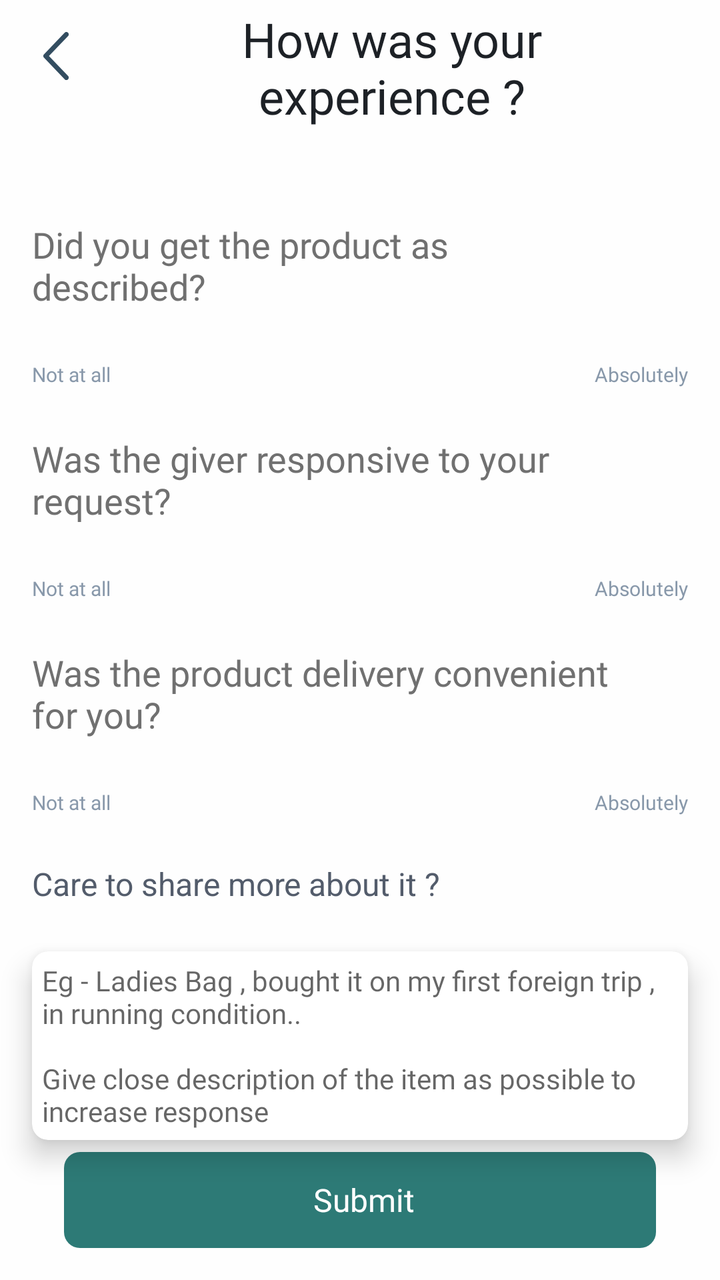
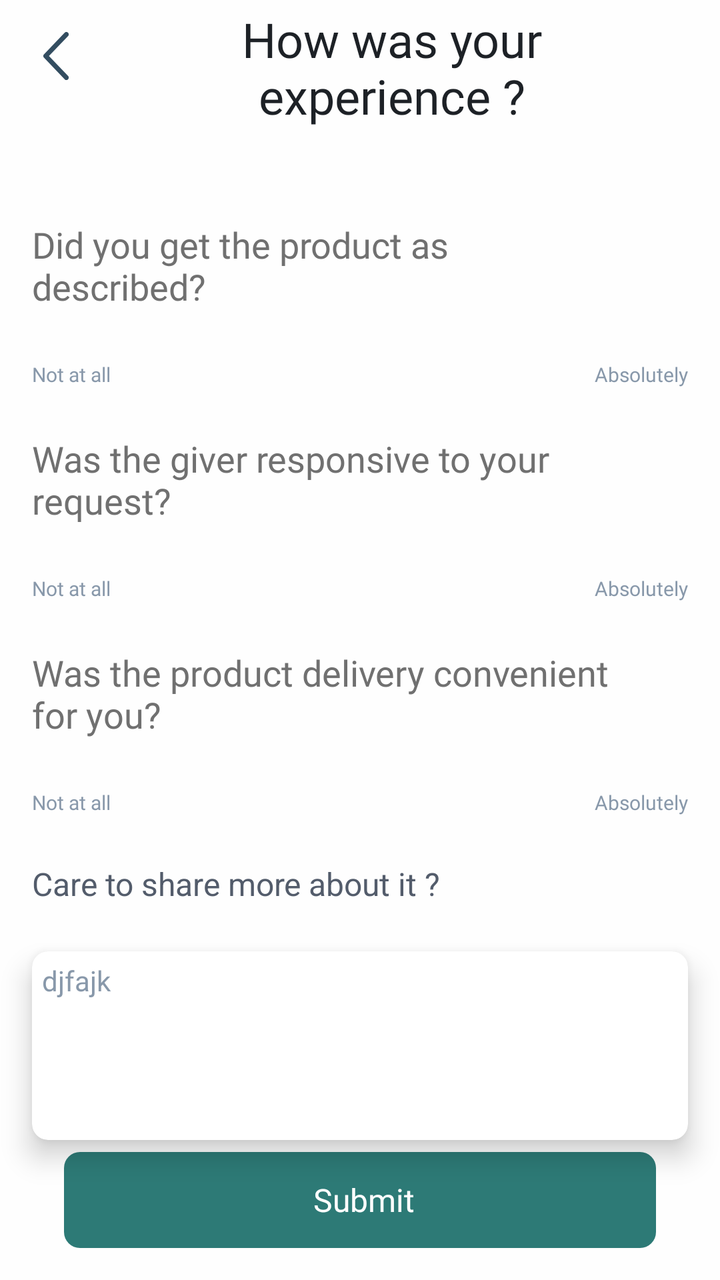

Two renders of the same Android screen: before a commit and after it. Below are the layout's source before the change and the commit's diff.
<!-- AndroidManifest.xml: activity theme Theme.AbraaKaDabraa.NoActionBar -->
<!-- res/layout/activity_feedback.xml -->
<?xml version="1.0" encoding="utf-8"?>
<androidx.constraintlayout.widget.ConstraintLayout
    xmlns:android="http://schemas.android.com/apk/res/android"
    xmlns:app="http://schemas.android.com/apk/res-auto"
    xmlns:tools="http://schemas.android.com/tools"
    android:layout_width="match_parent"
    android:layout_height="match_parent"
    android:background="#FEFEFE"
    tools:context=".activities.newflow.ui.FeedbackActivity">

    <ImageView
        android:id="@+id/imageView18"
        android:layout_width="24dp"
        android:layout_height="24dp"
        android:layout_marginStart="16dp"
        android:layout_marginTop="16dp"
        app:layout_constraintStart_toStartOf="parent"
        app:layout_constraintTop_toTopOf="parent"
        app:srcCompat="@drawable/ic_back_arrow" />

    <TextView
        android:id="@+id/textView82"
        android:layout_width="0dp"
        android:layout_height="wrap_content"
        android:layout_marginStart="16dp"
        android:layout_marginTop="11dp"
        android:layout_marginEnd="24dp"
        android:fontFamily="@font/montserrat_bold"
        android:gravity="center"
        android:text="How was your experience ?"
        android:textColor="#1D2126"
        android:textSize="24sp"
        app:layout_constraintBottom_toBottomOf="@+id/imageView18"
        app:layout_constraintEnd_toEndOf="parent"
        app:layout_constraintStart_toEndOf="@+id/imageView18"
        app:layout_constraintTop_toTopOf="@+id/imageView18" />

    <LinearLayout
        android:id="@+id/linearLayout3"
        android:layout_width="match_parent"
        android:layout_height="wrap_content"
        android:layout_marginTop="23dp"
        android:orientation="vertical"
        app:layout_constraintEnd_toEndOf="parent"
        app:layout_constraintStart_toStartOf="parent"
        app:layout_constraintTop_toBottomOf="@+id/textView82">

        <TextView
            android:id="@+id/headingOne"
            android:layout_width="match_parent"
            android:layout_height="wrap_content"
            android:layout_marginStart="16dp"
            android:layout_marginTop="23dp"
            android:layout_marginEnd="16dp"
            android:fontFamily="@font/montserrat_regular"
            android:text="Did you get the product as \ndescribed?\n"
            android:textColor="@color/hyper_link_text_color"
            android:textSize="18sp"
            app:layout_constraintEnd_toEndOf="parent"
            app:layout_constraintStart_toStartOf="parent"
            app:layout_constraintTop_toBottomOf="@+id/textView82" />

        <com.oss.abraakadabraaapp.activities.newflow.customeview.IndicatorSeekBar
            android:id="@+id/seekbar"
            android:layout_width="match_parent"
            android:layout_height="0dp"
            app:isb_progress="30"
            app:isb_show_indicator="rectangle"
            app:isb_show_tick_marks_type="divider"
            app:isb_thumb_color="#FBFDFC"
            app:isb_thumb_size="20dp"
            app:isb_tick_marks_color="#FFFFFFFF"
            app:isb_ticks_count="6"
            app:isb_track_background_color="@color/isb_selector_tick_marks_color"
            app:isb_track_background_size="10dp"
            app:isb_track_progress_color="@color/isb_selector_tick_marks_color"
            app:isb_track_progress_size="10dp" />

        <LinearLayout
            android:layout_width="match_parent"
            android:layout_height="wrap_content"
            android:layout_marginTop="4dp"
            android:orientation="horizontal">

            <TextView
                android:layout_width="0dp"
                android:layout_height="wrap_content"
                android:layout_marginStart="@dimen/dp_16"
                android:layout_weight="1"
                android:fontFamily="@font/montserrat_regular"
                android:text="Not at all"
                android:textColor="#8898AA"
                android:textSize="10sp" />

            <TextView
                android:layout_width="0dp"
                android:layout_height="wrap_content"
                android:layout_marginEnd="@dimen/dp_16"
                android:layout_weight="1"
                android:fontFamily="@font/montserrat_regular"
                android:gravity="end"
                android:text="Absolutely"
                android:textColor="#8898AA"
                android:textSize="10sp" />
        </LinearLayout>
    </LinearLayout>

    <LinearLayout
        android:id="@+id/linearLayout4"
        android:layout_width="match_parent"
        android:layout_height="wrap_content"
        android:orientation="vertical"
        app:layout_constraintEnd_toEndOf="parent"
        app:layout_constraintStart_toStartOf="parent"
        app:layout_constraintTop_toBottomOf="@+id/linearLayout3">

        <TextView
            android:id="@+id/headingTwo"
            android:layout_width="match_parent"
            android:layout_height="wrap_content"
            android:layout_marginStart="16dp"
            android:layout_marginTop="23dp"
            android:layout_marginEnd="16dp"
            android:fontFamily="@font/montserrat_regular"
            android:text="Was the giver responsive to your \nrequest?\n"
            android:textColor="@color/hyper_link_text_color"
            android:textSize="18sp"
            app:layout_constraintEnd_toEndOf="parent"
            app:layout_constraintStart_toStartOf="parent"
            app:layout_constraintTop_toBottomOf="@+id/textView82" />

        <com.oss.abraakadabraaapp.activities.newflow.customeview.IndicatorSeekBar
            android:id="@+id/seekbar1"
            android:layout_width="match_parent"
            android:layout_height="0dp"
            app:isb_progress="30"
            app:isb_show_indicator="rectangle"
            app:isb_show_tick_marks_type="divider"
            app:isb_thumb_color="#FBFDFC"
            app:isb_thumb_size="20dp"
            app:isb_tick_marks_color="#FFFFFFFF"
            app:isb_ticks_count="6"
            app:isb_track_background_color="@color/isb_selector_tick_marks_color"
            app:isb_track_background_size="10dp"
            app:isb_track_progress_color="@color/isb_selector_tick_marks_color"
            app:isb_track_progress_size="10dp" />

        <LinearLayout
            android:layout_width="match_parent"
            android:layout_height="wrap_content"
            android:layout_marginTop="4dp"
            android:orientation="horizontal">

            <TextView
                android:layout_width="0dp"
                android:layout_height="wrap_content"
                android:layout_marginStart="@dimen/dp_16"
                android:layout_weight="1"
                android:fontFamily="@font/montserrat_regular"
                android:text="Not at all"
                android:textColor="#8898AA"
                android:textSize="10sp" />

            <TextView
                android:layout_width="0dp"
                android:layout_height="wrap_content"
                android:layout_marginEnd="@dimen/dp_16"
                android:layout_weight="1"
                android:fontFamily="@font/montserrat_regular"
                android:gravity="end"
                android:text="Absolutely"
                android:textColor="#8898AA"
                android:textSize="10sp" />
        </LinearLayout>
    </LinearLayout>

    <LinearLayout
        android:id="@+id/linearLayout8"
        android:layout_width="match_parent"
        android:layout_height="wrap_content"
        android:orientation="vertical"
        app:layout_constraintEnd_toEndOf="parent"
        app:layout_constraintStart_toStartOf="parent"
        app:layout_constraintTop_toBottomOf="@+id/linearLayout4">

        <TextView
            android:id="@+id/headingThree"
            android:layout_width="match_parent"
            android:layout_height="wrap_content"
            android:layout_marginStart="16dp"
            android:layout_marginTop="23dp"
            android:layout_marginEnd="16dp"
            android:fontFamily="@font/montserrat_regular"
            android:text="Was the product delivery convenient\nfor you?\n"
            android:textColor="@color/hyper_link_text_color"
            android:textSize="18sp"

            app:layout_constraintEnd_toEndOf="parent"
            app:layout_constraintStart_toStartOf="parent"
            app:layout_constraintTop_toBottomOf="@+id/textView82" />

        <com.oss.abraakadabraaapp.activities.newflow.customeview.IndicatorSeekBar
            android:id="@+id/seekbar2"
            android:layout_width="match_parent"
            android:layout_height="0dp"
            app:isb_progress="30"
            app:isb_show_indicator="rectangle"
            app:isb_show_tick_marks_type="divider"
            app:isb_thumb_color="#FBFDFC"
            app:isb_thumb_size="20dp"
            app:isb_tick_marks_color="#FFFFFFFF"
            app:isb_ticks_count="6"
            app:isb_track_background_color="@color/isb_selector_tick_marks_color"
            app:isb_track_background_size="10dp"
            app:isb_track_progress_color="@color/isb_selector_tick_marks_color"
            app:isb_track_progress_size="10dp" />

        <LinearLayout
            android:layout_width="match_parent"
            android:layout_height="wrap_content"
            android:layout_marginTop="4dp"
            android:orientation="horizontal">

            <TextView
                android:layout_width="0dp"
                android:layout_height="wrap_content"
                android:layout_marginStart="@dimen/dp_16"
                android:layout_weight="1"
                android:fontFamily="@font/montserrat_regular"
                android:text="Not at all"
                android:textColor="#8898AA"
                android:textSize="10sp" />

            <TextView
                android:layout_width="0dp"
                android:layout_height="wrap_content"
                android:layout_marginEnd="@dimen/dp_16"
                android:layout_weight="1"
                android:fontFamily="@font/montserrat_regular"
                android:gravity="end"
                android:text="Absolutely"
                android:textColor="#8898AA"
                android:textSize="10sp" />
        </LinearLayout>

    </LinearLayout>

    <androidx.cardview.widget.CardView
        android:id="@+id/cardView3"
        android:layout_width="0dp"
        android:layout_height="wrap_content"
        android:layout_marginStart="16dp"
        android:layout_marginTop="23dp"
        android:layout_marginEnd="16dp"
        app:cardCornerRadius="8dp"
        app:cardElevation="8dp"
        app:layout_constraintEnd_toEndOf="parent"
        app:layout_constraintStart_toStartOf="parent"
        app:layout_constraintTop_toBottomOf="@+id/textView13">

        <EditText
            android:id="@+id/descriptionTxt"
            android:layout_width="match_parent"
            android:layout_height="match_parent"
            android:layout_margin="5dp"
            android:fontFamily="@font/montserrat_regular"
            android:background="@color/transparent"
            android:hint="Eg - Ladies Bag , bought it on my first foreign trip , in running condition.. \n\nGive close description of the item as possible to increase response"
            android:textColor="@color/edit_text_color"
            android:textSize="14sp" />
    </androidx.cardview.widget.CardView>

    <TextView
        android:id="@+id/textView13"
        android:layout_width="0dp"
        android:layout_height="wrap_content"
        android:layout_marginStart="16dp"
        android:layout_marginTop="23dp"
        android:layout_marginEnd="16dp"
        android:text="Care to share more about it ?"
        android:textColor="#535C6B"
        android:textSize="16sp"
        app:layout_constraintEnd_toEndOf="parent"
        app:layout_constraintStart_toStartOf="parent"
        app:layout_constraintTop_toBottomOf="@+id/linearLayout8" />
    <LinearLayout
        android:id="@+id/updateBtn"
        android:layout_width="0dp"
        android:layout_height="48dp"
        android:layout_marginStart="32dp"
        android:layout_marginTop="8dp"
        android:layout_marginEnd="32dp"
        android:layout_marginBottom="16dp"
        android:background="@drawable/btn_bg_rounded_rect"
        android:gravity="center"
        android:visibility="visible"
        android:orientation="horizontal"
        android:padding="8dp"
        android:textAllCaps="false"
        app:layout_constraintBottom_toBottomOf="parent"
        app:layout_constraintEnd_toEndOf="parent"
        app:layout_constraintStart_toStartOf="parent">

        <TextView
            android:layout_width="wrap_content"
            android:layout_height="wrap_content"
            android:layout_marginStart="4dp"
            android:fontFamily="@font/montserrat_medium"
            android:text="Submit"
            android:textColor="@color/white"
            android:textSize="@dimen/sp_16" />

    </LinearLayout>


</androidx.constraintlayout.widget.ConstraintLayout>
<!-- resources referenced by this layout -->
<resources>
  <color name="edit_text_color">#8898AA</color>
  <color name="hyper_link_text_color">#707070</color>
  <color name="transparent">#00000000</color>
  <color name="white">#FFFFFFFF</color>
  <dimen name="dp_16">16dp</dimen>
  <dimen name="sp_16">16sp</dimen>
  <!-- drawable btn_bg_rounded_rect (drawable) -->
  <shape xmlns:android="http://schemas.android.com/apk/res/android"
      android:shape="rectangle">
  
      <solid android:color="@color/new_button_color" />
  
      <corners android:radius="8dp" />
  
  </shape>
  <!-- drawable ic_back_arrow (drawable) -->
  <vector android:height="44.5704dp" android:viewportHeight="18.571"
      android:viewportWidth="10" android:width="24dp" xmlns:android="http://schemas.android.com/apk/res/android">
      <path android:fillColor="#334d60" android:pathData="M0.265,9.949 L8.433,18.3a0.906,0.906 0,0 0,1.3 0,0.951 0.951,0 0,0 0,-1.325L2.212,9.286 9.73,1.6a0.952,0.952 0,0 0,0 -1.326,0.906 0.906,0 0,0 -1.3,0L0.265,8.623A0.962,0.962 0,0 0,0.265 9.949Z"/>
  </vector>
  <style name="Theme.AbraaKaDabraa.NoActionBar">
          <item name="windowActionBar">false</item>
          <item name="windowNoTitle">true</item>
  
      </style>
  <color name="new_button_color">#2D7A76</color>
</resources>

<!-- the commit's change to res/layout/activity_feedback.xml (unified diff, before → after) -->
@@ -263,6 +263,8 @@
             android:layout_width="match_parent"
             android:layout_height="match_parent"
             android:layout_margin="5dp"
+            android:gravity="top"
+            android:text="djfajk"
             android:fontFamily="@font/montserrat_regular"
             android:background="@color/transparent"
             android:hint="Eg - Ladies Bag , bought it on my first foreign trip , in running condition.. \n\nGive close description of the item as possible to increase response"
